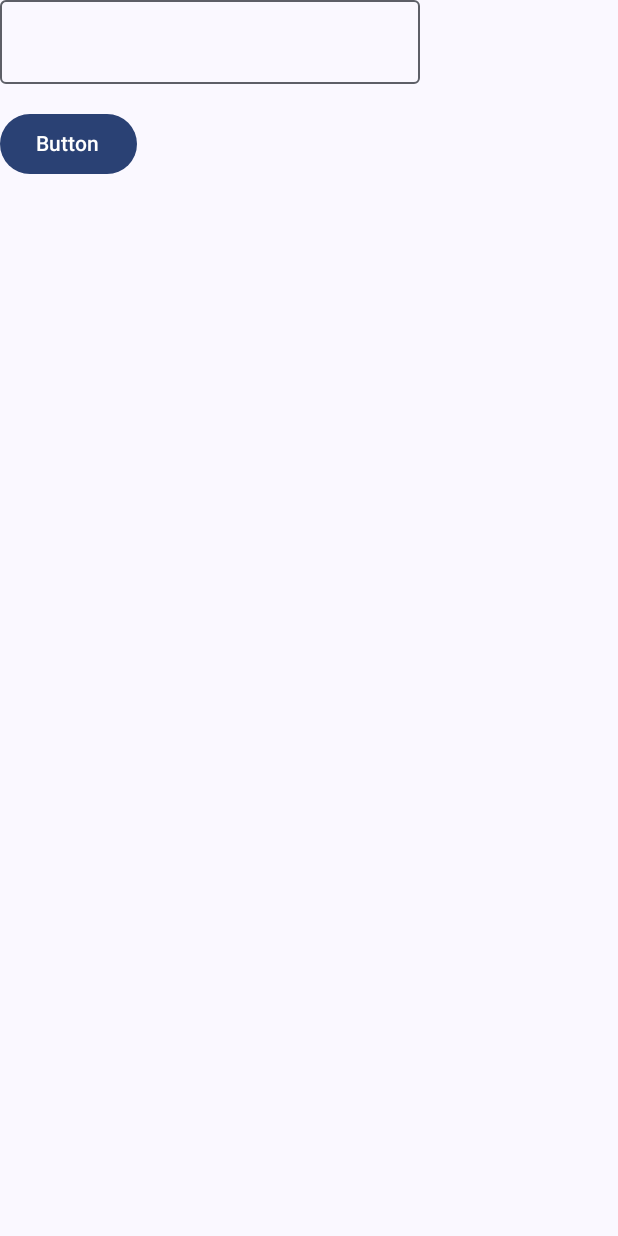
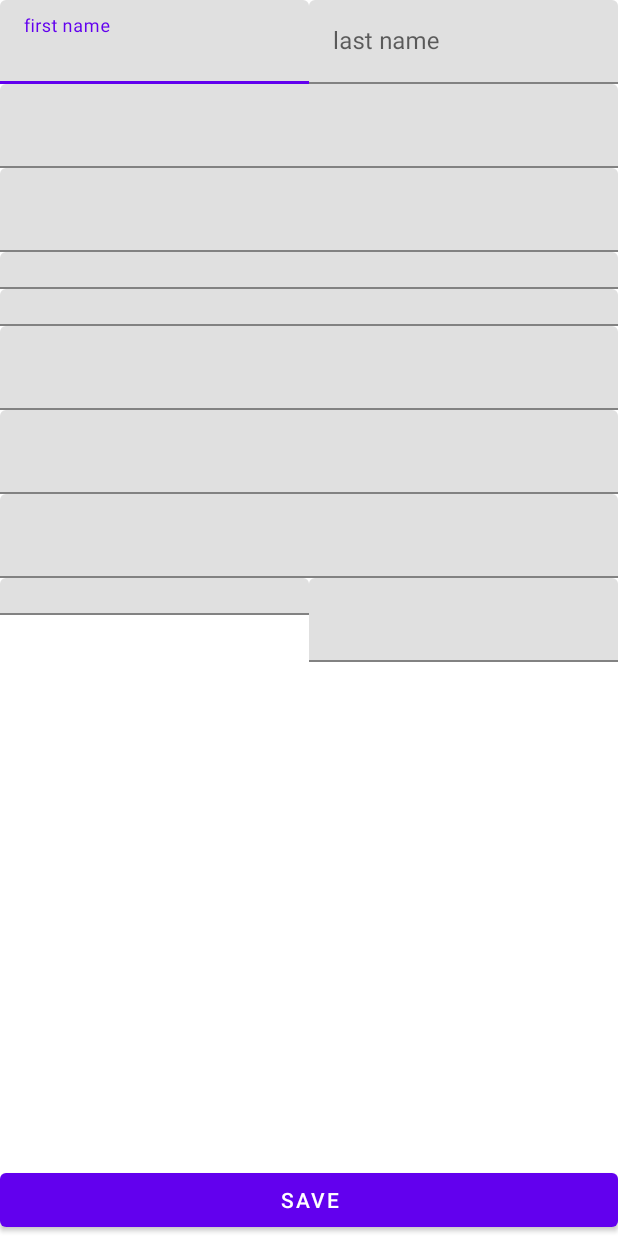
Before and after one commit to dazza5000/textfieldaccessibility, an Android app built with Jetpack Compose: the screen it shows after launch (MainActivity), on a phone screen of 412 x 824 dp. Run offline under Robolectric (Android 15) with nearby library versions, the phone set to English and light mode, and no system bars.

Commit message:
view system

```diff
--- a/app/src/main/java/com/whereisdarran/myapplication/MainActivity.kt
+++ b/app/src/main/java/com/whereisdarran/myapplication/MainActivity.kt
@@ -1,5 +1,3 @@
-@file:OptIn(ExperimentalMaterial3Api::class)
-
 package com.whereisdarran.myapplication
 
 import android.os.Bundle
@@ -17,44 +15,13 @@ import androidx.compose.ui.semantics.liveRegion
 import androidx.compose.ui.semantics.semantics
 import androidx.compose.ui.text.input.TextFieldValue
 import androidx.compose.ui.tooling.preview.Preview
+import androidx.fragment.app.FragmentActivity
 import com.whereisdarran.myapplication.ui.theme.MyApplicationTheme
 
-class MainActivity : ComponentActivity() {
+class MainActivity : FragmentActivity() {
     override fun onCreate(savedInstanceState: Bundle?) {
         super.onCreate(savedInstanceState)
-        setContent {
-
-            var error = remember { mutableStateOf("") }
-            var isError = remember { mutableStateOf(false) }
-            var value = remember { mutableStateOf(TextFieldValue("")) }
-
-            MyApplicationTheme {
-                // A surface container using the 'background' color from the theme
-                Surface(
-                    modifier = Modifier.fillMaxSize(),
-                    color = MaterialTheme.colorScheme.background
-                ) {
-                    Column() {
-                        OutlinedTextField(
-                            value.value,
-                            modifier = Modifier.semantics {
-                                if (isError.value) liveRegion = LiveRegionMode.Polite
-                            },
-                            onValueChange = {},
-                            isError = isError.value,
-                            supportingText = {
-                                if (isError.value) Text(text = error.value) else null
-                            })
-                        Button({
-                            isError.value = !isError.value
-                            error.value = if (isError.value) "we got errorz" else ""
-                        }) {
-                            Text("Button")
-                        }
-                    }
-                }
-            }
-        }
+        setContentView(R.layout.activity_main)
     }
 }
 
--- /dev/null
+++ b/app/src/main/java/com/whereisdarran/myapplication/view/ProfileFragment.kt
@@ -0,0 +1,49 @@
+package com.whereisdarran.myapplication.view
+
+import android.os.Bundle
+import android.view.LayoutInflater
+import android.view.View
+import android.view.ViewGroup
+import androidx.fragment.app.Fragment
+import com.google.android.material.textfield.TextInputLayout
+import com.whereisdarran.myapplication.databinding.FragmentProfileBinding
+
+class ProfileFragment : Fragment() {
+
+    private var _viewBinding: FragmentProfileBinding? = null
+    private var error: Boolean = false
+
+    override fun onCreateView(
+        inflater: LayoutInflater,
+        container: ViewGroup?,
+        savedInstanceState: Bundle?
+    ): View? {
+        val viewBinding = FragmentProfileBinding.inflate(inflater, container, false)
+        _viewBinding = viewBinding
+        return viewBinding.root
+    }
+
+    override fun onViewCreated(view: View, savedInstanceState: Bundle?) {
+        super.onViewCreated(view, savedInstanceState)
+        with(_viewBinding!!) {
+            saveButton.setOnClickListener {
+                error = !error
+                firstNameInputLayout.showError(error)
+            }
+        }
+    }
+}
+
+
+fun TextInputLayout.showError(
+    showError: Boolean = true
+) {
+
+    this.isErrorEnabled = false
+    if (showError) {
+        this.editText?.requestFocus()
+        this.error = "this field has an error"
+        this.isErrorEnabled = true
+    }
+
+}
--- /dev/null
+++ b/app/src/main/res/layout/activity_main.xml
@@ -0,0 +1,11 @@
+<FrameLayout xmlns:android="http://schemas.android.com/apk/res/android"
+    android:layout_width="match_parent"
+    android:layout_height="match_parent">
+
+<androidx.fragment.app.FragmentContainerView
+    xmlns:android="http://schemas.android.com/apk/res/android"
+    android:id="@+id/fragment_container_view"
+    android:layout_width="match_parent"
+    android:layout_height="match_parent"
+    android:name="com.whereisdarran.myapplication.view.ProfileFragment" />
+</FrameLayout>
--- /dev/null
+++ b/app/src/main/res/layout/fragment_profile.xml
@@ -0,0 +1,245 @@
+<?xml version="1.0" encoding="utf-8"?>
+<FrameLayout xmlns:android="http://schemas.android.com/apk/res/android"
+    xmlns:app="http://schemas.android.com/apk/res-auto"
+    android:layout_width="match_parent"
+    android:layout_height="match_parent"
+    app:layout_behavior="@string/appbar_scrolling_view_behavior">
+
+    <androidx.constraintlayout.widget.ConstraintLayout
+        android:id="@+id/contentLayout"
+        android:layout_width="match_parent"
+        android:layout_height="match_parent">
+
+        <ScrollView
+            android:layout_width="0dp"
+            android:layout_height="0dp"
+            app:layout_constraintBottom_toTopOf="@id/bottomButtonFrameLayout"
+            app:layout_constraintEnd_toEndOf="parent"
+            app:layout_constraintStart_toStartOf="parent"
+            app:layout_constraintTop_toTopOf="parent">
+
+            <androidx.constraintlayout.widget.ConstraintLayout
+                android:layout_width="match_parent"
+                android:layout_height="wrap_content">
+
+                <com.google.android.material.textfield.TextInputLayout
+                    android:id="@+id/firstNameInputLayout"
+                    android:layout_width="0dp"
+                    android:layout_height="wrap_content"
+                    android:hint="first name"
+                    app:layout_constraintTop_toTopOf="parent"
+                    app:layout_constraintEnd_toEndOf="@id/guideline"
+                    app:layout_constraintStart_toStartOf="parent">
+
+                    <com.google.android.material.textfield.TextInputEditText
+                        android:id="@+id/firstNameEditText"
+                        android:layout_width="match_parent"
+                        android:layout_height="wrap_content"
+                        android:autofillHints="personGivenName"
+                        android:inputType="textPersonName"
+                        android:nextFocusDown="@id/lastNameEditText" />
+
+                </com.google.android.material.textfield.TextInputLayout>
+
+                <com.google.android.material.textfield.TextInputLayout
+                    android:id="@+id/lastNameInputLayout"
+                    android:layout_width="0dp"
+                    android:layout_height="wrap_content"
+                    android:hint="last name"
+                    app:layout_constraintEnd_toEndOf="parent"
+                    app:layout_constraintTop_toTopOf="parent"
+                    app:layout_constraintStart_toStartOf="@+id/guideline">
+
+                    <com.google.android.material.textfield.TextInputEditText
+                        android:id="@+id/lastNameEditText"
+                        android:layout_width="match_parent"
+                        android:layout_height="wrap_content"
+                        android:autofillHints="personFamilyName"
+                        android:inputType="textPersonName" />
+
+                </com.google.android.material.textfield.TextInputLayout>
+
+                <com.google.android.material.textfield.TextInputLayout
+                    android:id="@+id/preferredNameInputLayout"
+                    android:layout_width="0dp"
+                    android:layout_height="wrap_content"
+                    app:layout_constraintEnd_toEndOf="parent"
+                    app:layout_constraintStart_toStartOf="parent"
+                    app:layout_constraintTop_toBottomOf="@+id/lastNameInputLayout">
+
+                    <com.google.android.material.textfield.TextInputEditText
+                        android:id="@+id/preferredNameEditText"
+                        android:layout_width="match_parent"
+                        android:layout_height="wrap_content"
+                        android:imeOptions="actionDone"
+                        android:inputType="textPersonName" />
+
+                </com.google.android.material.textfield.TextInputLayout>
+
+                <com.google.android.material.textfield.TextInputLayout
+                    android:id="@+id/dateOfBirthInputLayout"
+                    android:layout_width="0dp"
+                    android:layout_height="wrap_content"
+                    app:layout_constraintEnd_toEndOf="parent"
+                    app:layout_constraintStart_toStartOf="parent"
+                    app:layout_constraintTop_toBottomOf="@+id/preferredNameInputLayout">
+
+                    <com.google.android.material.textfield.TextInputEditText
+                        android:id="@+id/dateOfBirthAutoCompleteTextView"
+                        android:layout_width="match_parent"
+                        android:layout_height="wrap_content" />
+
+                </com.google.android.material.textfield.TextInputLayout>
+
+                <com.google.android.material.textfield.TextInputLayout
+                    android:id="@+id/genderInputLayout"
+                    android:layout_width="0dp"
+                    android:layout_height="wrap_content"
+                    app:layout_constraintEnd_toEndOf="parent"
+                    app:layout_constraintStart_toStartOf="parent"
+                    app:layout_constraintTop_toBottomOf="@+id/dateOfBirthInputLayout">
+
+                    <com.google.android.material.textfield.MaterialAutoCompleteTextView
+                        android:id="@+id/genderAutoCompleteTextView"
+                        android:layout_width="match_parent"
+                        android:layout_height="wrap_content" />
+
+                </com.google.android.material.textfield.TextInputLayout>
+
+                <com.google.android.material.textfield.TextInputLayout
+                    android:id="@+id/sexAtBirthInputLayout"
+                    android:layout_width="0dp"
+                    android:layout_height="wrap_content"
+                    app:layout_constraintEnd_toEndOf="parent"
+                    app:layout_constraintStart_toStartOf="parent"
+                    app:layout_constraintTop_toBottomOf="@+id/genderInputLayout">
+
+                    <com.google.android.material.textfield.MaterialAutoCompleteTextView
+                        android:id="@+id/sexAtBirthAutoCompleteTextView"
+                        android:layout_width="match_parent"
+                        android:layout_height="wrap_content" />
+
+                </com.google.android.material.textfield.TextInputLayout>
+
+                <com.google.android.material.textfield.TextInputLayout
+                    android:id="@+id/address1InputLayout"
+                    android:layout_width="0dp"
+                    android:layout_height="wrap_content"
+                    app:layout_constraintEnd_toEndOf="parent"
+                    app:layout_constraintStart_toStartOf="parent"
+                    app:layout_constraintTop_toBottomOf="@+id/sexAtBirthInputLayout">
+
+                    <com.google.android.material.textfield.TextInputEditText
+                        android:id="@+id/address1EditText"
+                        android:layout_width="match_parent"
+                        android:layout_height="wrap_content"
+                        android:autofillHints="streetAddress"
+                        android:inputType="textPostalAddress" />
+
+                </com.google.android.material.textfield.TextInputLayout>
+
+                <com.google.android.material.textfield.TextInputLayout
+                    android:id="@+id/address2InputLayout"
+                    android:layout_width="0dp"
+                    android:layout_height="wrap_content"
+                    app:layout_constraintEnd_toEndOf="parent"
+                    app:layout_constraintStart_toStartOf="parent"
+                    app:layout_constraintTop_toBottomOf="@+id/address1InputLayout">
+
+                    <com.google.android.material.textfield.TextInputEditText
+                        android:id="@+id/address2EditText"
+                        android:layout_width="match_parent"
+                        android:layout_height="wrap_content"
+                        android:autofillHints="extendedAddress"
+                        android:inputType="textPostalAddress" />
+
+                </com.google.android.material.textfield.TextInputLayout>
+
+                <com.google.android.material.textfield.TextInputLayout
+                    android:id="@+id/cityInputLayout"
+                    android:layout_width="0dp"
+                    android:layout_height="wrap_content"
+                    app:layout_constraintEnd_toEndOf="parent"
+                    app:layout_constraintStart_toStartOf="parent"
+                    app:layout_constraintTop_toBottomOf="@+id/address2InputLayout">
+
+                    <com.google.android.material.textfield.TextInputEditText
+                        android:id="@+id/cityEditText"
+                        android:layout_width="match_parent"
+                        android:layout_height="wrap_content"
+                        android:autofillHints="addressLocality"
+                        android:imeOptions="actionDone"
+                        android:inputType="textCapWords" />
+
+                </com.google.android.material.textfield.TextInputLayout>
+
+                <com.google.android.material.textfield.TextInputLayout
+                    android:id="@+id/stateInputLayout"
+                    android:layout_width="0dp"
+                    android:layout_height="wrap_content"
+                    app:layout_constraintEnd_toEndOf="@+id/guideline"
+                    app:layout_constraintStart_toStartOf="parent"
+                    app:layout_constraintTop_toBottomOf="@+id/cityInputLayout">
+
+                    <com.google.android.material.textfield.MaterialAutoCompleteTextView
+                        android:id="@+id/stateAutoCompleteTextView"
+                        android:layout_width="match_parent"
+                        android:layout_height="wrap_content" />
+
+                </com.google.android.material.textfield.TextInputLayout>
+
+                <com.google.android.material.textfield.TextInputLayout
+                    android:id="@+id/zipCodeInputLayout"
+                    android:layout_width="0dp"
+                    android:layout_height="wrap_content"
+                    app:layout_constraintEnd_toEndOf="parent"
+                    app:layout_constraintStart_toStartOf="@+id/guideline"
+                    app:layout_constraintTop_toBottomOf="@+id/cityInputLayout">
+
+                    <com.google.android.material.textfield.TextInputEditText
+                        android:id="@+id/zipCodeEditText"
+                        android:layout_width="match_parent"
+                        android:layout_height="wrap_content"
+                        android:autofillHints="postalCode"
+                        android:inputType="number"
+                        android:maxLength="5" />
+
+                </com.google.android.material.textfield.TextInputLayout>
+
+                <androidx.constraintlayout.widget.Guideline
+                    android:id="@+id/guideline"
+                    android:layout_width="wrap_content"
+                    android:layout_height="wrap_content"
+                    android:orientation="vertical"
+                    app:layout_constraintGuide_percent="0.5" />
+
+                <androidx.constraintlayout.widget.Barrier
+                    android:id="@+id/barrier2"
+                    android:layout_width="wrap_content"
+                    android:layout_height="wrap_content"
+                    app:barrierDirection="bottom"
+                    app:constraint_referenced_ids="stateInputLayout,zipCodeInputLayout" />
+
+
+            </androidx.constraintlayout.widget.ConstraintLayout>
+
+        </ScrollView>
+
+        <FrameLayout
+            android:id="@+id/bottomButtonFrameLayout"
+            android:layout_width="match_parent"
+            android:layout_height="wrap_content"
+            android:layout_gravity="bottom"
+            app:layout_constraintBottom_toBottomOf="parent"
+            app:layout_constraintEnd_toEndOf="parent"
+            app:layout_constraintStart_toStartOf="parent">
+
+            <com.google.android.material.button.MaterialButton
+                android:id="@+id/saveButton"
+                android:layout_width="match_parent"
+                android:layout_height="wrap_content"
+                android:text="Save" />
+        </FrameLayout>
+
+    </androidx.constraintlayout.widget.ConstraintLayout>
+</FrameLayout>
--- a/app/src/main/res/values/themes.xml
+++ b/app/src/main/res/values/themes.xml
@@ -1,5 +1,5 @@
 <?xml version="1.0" encoding="utf-8"?>
 <resources>
 
-    <style name="Theme.MyApplication" parent="android:Theme.Material.Light.NoActionBar" />
+    <style name="Theme.MyApplication" parent="Theme.MaterialComponents.Light" />
 </resources>
```
Also changed, not shown: app/build.gradle (+17 -0 lines).
